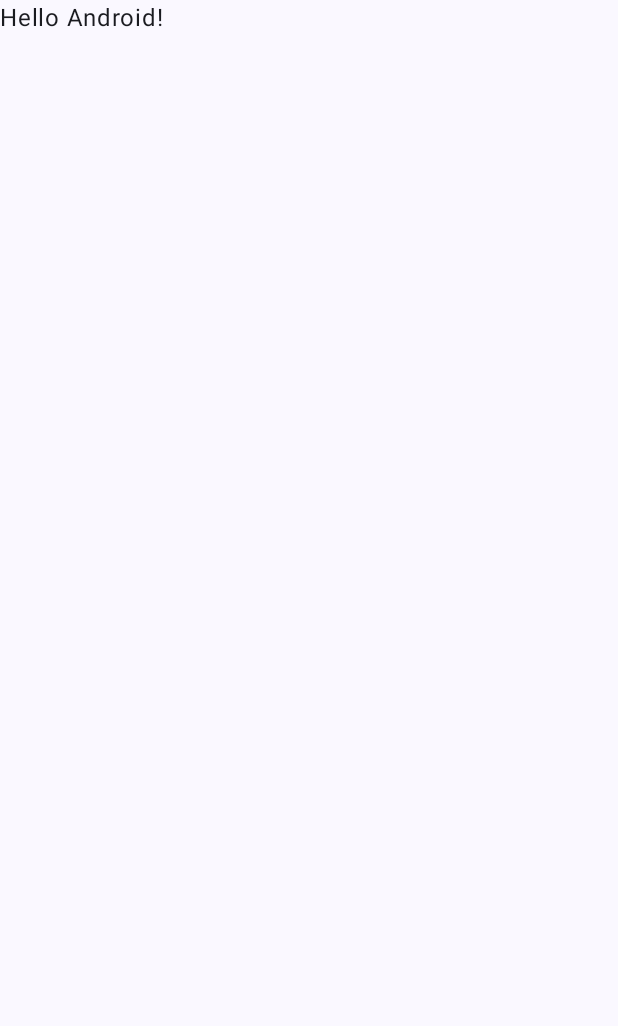
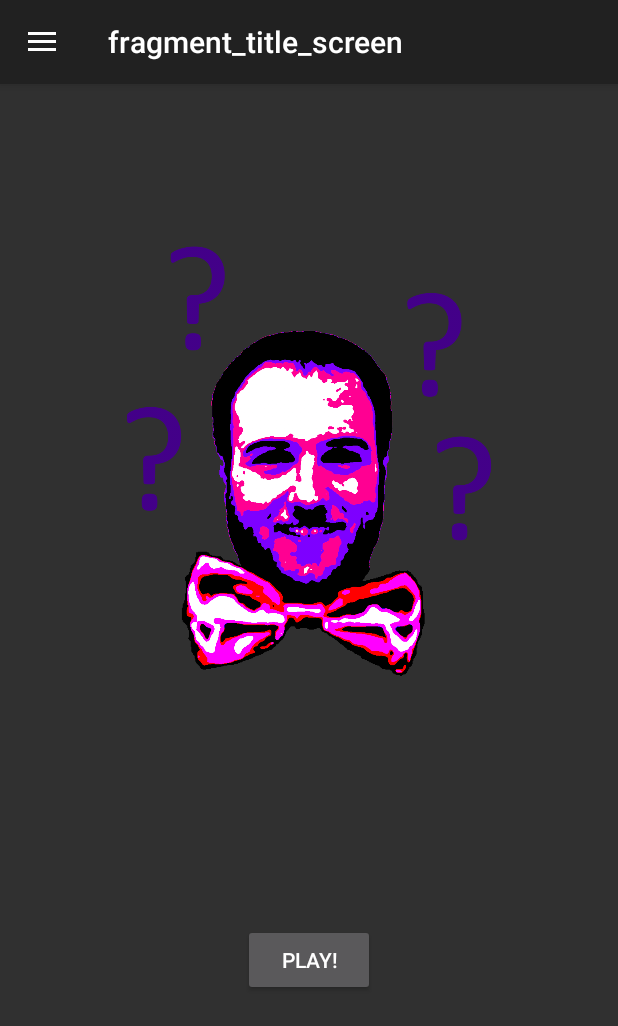
Before and after one commit to dawsonsires/CodenameCatfish, an Android app built with Jetpack Compose: the screen it shows after launch (MainActivity), on a phone screen of 412 x 824 dp. Before the commit the part shown is almost empty. Shown: the top 1026 px of the screen. Run offline under Robolectric (Android 15) with nearby library versions, the phone set to English and light mode, and no system bars; our stand-ins replace data binding, navigation-ui.

Commit message:
Created basic menu and added more Collins

```diff
--- a/app/build.gradle
+++ b/app/build.gradle
@@ -35,6 +35,7 @@ android {
     }
     buildFeatures {
         compose true
+        dataBinding true
     }
     composeOptions {
         kotlinCompilerExtensionVersion '1.3.2'
@@ -57,6 +58,11 @@ dependencies {
     implementation 'androidx.compose.ui:ui-graphics'
     implementation 'androidx.compose.ui:ui-tooling-preview'
     implementation 'androidx.compose.material3:material3'
+    implementation("androidx.fragment:fragment:$fragment_version")
+    implementation("androidx.fragment:fragment-ktx:$fragment_version")
+    implementation 'androidx.drawerlayout:drawerlayout:1.1.1'
+    implementation 'androidx.constraintlayout:constraintlayout:2.1.4'
+    implementation "com.google.android.material:material:$version"
     testImplementation 'junit:junit:4.13.2'
     androidTestImplementation 'androidx.test.ext:junit:1.1.5'
     androidTestImplementation 'androidx.test.espresso:espresso-core:3.5.1'
@@ -64,4 +70,7 @@ dependencies {
     androidTestImplementation 'androidx.compose.ui:ui-test-junit4'
     debugImplementation 'androidx.compose.ui:ui-tooling'
     debugImplementation 'androidx.compose.ui:ui-test-manifest'
+    implementation "androidx.navigation:navigation-fragment-ktx:$navigation_version"
+    implementation "androidx.navigation:navigation-ui-ktx:$navigation_version"
+
 }
--- a/app/src/main/AndroidManifest.xml
+++ b/app/src/main/AndroidManifest.xml
@@ -16,7 +16,7 @@
             android:name=".MainActivity"
             android:exported="true"
             android:label="@string/app_name"
-            android:theme="@style/Theme.CodenameCatfish">
+            android:theme="@style/Theme.AppCompat">
             <intent-filter>
                 <action android:name="android.intent.action.MAIN" />
 
@@ -24,5 +24,4 @@
             </intent-filter>
         </activity>
     </application>
-
 </manifest>
--- a/app/src/main/java/com/example/codenamecatfish/MainActivity.kt
+++ b/app/src/main/java/com/example/codenamecatfish/MainActivity.kt
@@ -3,6 +3,7 @@ package com.example.codenamecatfish
 import android.os.Bundle
 import androidx.activity.ComponentActivity
 import androidx.activity.compose.setContent
+import androidx.appcompat.app.AppCompatActivity
 import androidx.compose.foundation.layout.fillMaxSize
 import androidx.compose.material3.MaterialTheme
 import androidx.compose.material3.Surface
@@ -10,37 +11,49 @@ import androidx.compose.material3.Text
 import androidx.compose.runtime.Composable
 import androidx.compose.ui.Modifier
 import androidx.compose.ui.tooling.preview.Preview
+import androidx.databinding.DataBindingUtil
+import androidx.drawerlayout.widget.DrawerLayout
+import androidx.navigation.findNavController
+import androidx.navigation.ui.NavigationUI
+import com.example.codenamecatfish.databinding.ActivityMainBinding
 import com.example.codenamecatfish.ui.theme.CodenameCatfishTheme
 
-class MainActivity : ComponentActivity() {
+class MainActivity : AppCompatActivity() {
+
+    private lateinit var drawerLayout: DrawerLayout
     override fun onCreate(savedInstanceState: Bundle?) {
         super.onCreate(savedInstanceState)
-        setContent {
-            CodenameCatfishTheme {
-                // A surface container using the 'background' color from the theme
-                Surface(
-                    modifier = Modifier.fillMaxSize(),
-                    color = MaterialTheme.colorScheme.background
-                ) {
-                    Greeting("Android")
-                }
-            }
-        }
+//        setContent {
+//            CodenameCatfishTheme {
+//                // A surface container using the 'background' color from the theme
+//                Surface(
+//                    modifier = Modifier.fillMaxSize(),
+//                    color = MaterialTheme.colorScheme.background
+//                ) {
+//                    Greeting("Android")
+//                }
+//            }
+//        }
+        val binding = DataBindingUtil.setContentView<ActivityMainBinding>(this, R.layout.activity_main)
+        val navController = this.findNavController(R.id.navHost)
+        drawerLayout = binding.drawer
+        NavigationUI.setupActionBarWithNavController(this, navController, drawerLayout)
+        NavigationUI.setupWithNavController(binding.navView, navController)
     }
 }
-
-@Composable
-fun Greeting(name: String, modifier: Modifier = Modifier) {
-    Text(
-        text = "Hello $name!",
-        modifier = modifier
-    )
-}
-
-@Preview(showBackground = true)
-@Composable
-fun GreetingPreview() {
-    CodenameCatfishTheme {
-        Greeting("Android")
-    }
-}
+//
+//@Composable
+//fun Greeting(name: String, modifier: Modifier = Modifier) {
+//    Text(
+//        text = "Hello $name!",
+//        modifier = modifier
+//    )
+//}
+//
+//@Preview(showBackground = true)
+//@Composable
+//fun GreetingPreview() {
+//    CodenameCatfishTheme {
+//        Greeting("Android")
+//    }
+//}
--- /dev/null
+++ b/app/src/main/java/com/example/codenamecatfish/TitleScreen.kt
@@ -0,0 +1,22 @@
+package com.example.codenamecatfish
+
+import android.os.Bundle
+import androidx.fragment.app.Fragment
+import android.view.LayoutInflater
+import android.view.View
+import android.view.ViewGroup
+import androidx.databinding.DataBindingUtil
+import com.example.codenamecatfish.databinding.FragmentTitleScreenBinding
+
+class TitleScreen : Fragment() {
+
+    override fun onCreateView(inflater: LayoutInflater, container: ViewGroup?, savedInstanceState: Bundle?): View? {
+        // Inflate the layout for this fragment
+        val binding = DataBindingUtil.inflate<FragmentTitleScreenBinding>(inflater, R.layout.fragment_title_screen, container, false)
+//        binding.playButton.setOnClickListener { view: View ->
+//            view.findNavController().navigate(R.id.where.ever.this.is.going)
+//        }
+        return binding.root
+    }
+
+}
--- /dev/null
+++ b/app/src/main/res/layout/activity_main.xml
@@ -0,0 +1,33 @@
+<?xml version="1.0" encoding="utf-8"?>
+<layout xmlns:android="http://schemas.android.com/apk/res/android"
+    xmlns:app="http://schemas.android.com/apk/res-auto">
+
+    <androidx.drawerlayout.widget.DrawerLayout
+        android:id="@+id/drawer"
+        android:layout_width="match_parent"
+        android:layout_height="match_parent">
+
+        <LinearLayout
+            android:layout_width="match_parent"
+             android:layout_height="match_parent"
+            android:orientation="vertical">
+
+            <fragment
+                android:id="@+id/navHost"
+                android:name="androidx.navigation.fragment.NavHostFragment"
+                android:layout_width="match_parent"
+                android:layout_height="match_parent"
+                app:defaultNavHost="true"
+                app:navGraph="@navigation/navigation" />
+
+            <com.google.android.material.navigation.NavigationView
+                android:id="@+id/navView"
+                android:layout_width="wrap_content"
+                android:layout_height="match_parent"
+                android:layout_gravity="start"
+                app:menu="@menu/drawer_menu"/>
+
+        </LinearLayout>
+    </androidx.drawerlayout.widget.DrawerLayout>
+
+</layout>
--- /dev/null
+++ b/app/src/main/res/layout/fragment_title_screen.xml
@@ -0,0 +1,36 @@
+<?xml version="1.0" encoding="utf-8"?>
+<layout xmlns:android="http://schemas.android.com/apk/res/android"
+    xmlns:tools="http://schemas.android.com/tools"
+    xmlns:app="http://schemas.android.com/apk/res-auto"
+    tools:context=".TitleScreen">
+
+    <androidx.constraintlayout.widget.ConstraintLayout
+        android:id="@+id/titleLayout"
+        android:layout_width="match_parent"
+        android:layout_height="match_parent"
+        >
+
+        <ImageView
+            android:id="@+id/title_image"
+            android:layout_marginTop="60dp"
+            android:layout_width="wrap_content"
+            android:layout_height="400dp"
+            android:src="@drawable/unknown_collin"
+            app:layout_constraintStart_toStartOf="parent"
+            app:layout_constraintEnd_toEndOf="parent"
+            app:layout_constraintTop_toTopOf="parent"/>
+
+        <Button
+            android:id="@+id/play_button"
+            android:layout_width="wrap_content"
+            android:layout_height="wrap_content"
+            android:layout_marginBottom="60dp"
+            app:layout_constraintStart_toStartOf="parent"
+            app:layout_constraintEnd_toEndOf="parent"
+            app:layout_constraintTop_toBottomOf="@id/title_image"
+            app:layout_constraintBottom_toBottomOf="parent"
+            android:text="@string/play" />
+
+    </androidx.constraintlayout.widget.ConstraintLayout>
+
+</layout>
--- /dev/null
+++ b/app/src/main/res/menu/drawer_menu.xml
@@ -0,0 +1,7 @@
+<?xml version="1.0" encoding="utf-8"?>
+<menu xmlns:android="http://schemas.android.com/apk/res/android">
+
+    <item android:title="@string/rules" />
+    <item android:title="@string/stats" />
+    <item android:title="@string/about" />
+</menu>
--- /dev/null
+++ b/app/src/main/res/navigation/navigation.xml
@@ -0,0 +1,13 @@
+<?xml version="1.0" encoding="utf-8"?>
+<navigation xmlns:android="http://schemas.android.com/apk/res/android"
+    xmlns:app="http://schemas.android.com/apk/res-auto"
+    xmlns:tools="http://schemas.android.com/tools"
+    android:id="@+id/navigation"
+    app:startDestination="@id/titleScreen">
+
+    <fragment
+        android:id="@+id/titleScreen"
+        android:name="com.example.codenamecatfish.TitleScreen"
+        android:label="fragment_title_screen"
+        tools:layout="@layout/fragment_title_screen" />
+</navigation>
--- a/app/src/main/res/values/strings.xml
+++ b/app/src/main/res/values/strings.xml
@@ -1,3 +1,7 @@
 <resources>
-    <string name="app_name">CodenameCatfish</string>
+    <string name="app_name">Codename: Catfish</string>
+    <string name="stats">Stats</string>
+    <string name="play">PLAY!</string>
+    <string name="rules">Rules</string>
+    <string name="about">About</string>
 </resources>
--- a/build.gradle
+++ b/build.gradle
@@ -1,4 +1,13 @@
 // Top-level build file where you can add configuration options common to all sub-projects/modules.
+buildscript {
+    ext {
+        fragment_version = '1.5.7'
+        gradleVersion = '8.0.2'
+        navigation_version = '2.5.0'
+        dataBindingCompilerVersion = gradleVersion
+    }
+}
+
 plugins {
     id 'com.android.application' version '8.0.2' apply false
     id 'com.android.library' version '8.0.2' apply false
```
Also changed, not shown: app/src/main/res/drawable/unknown_collin.png (added).
